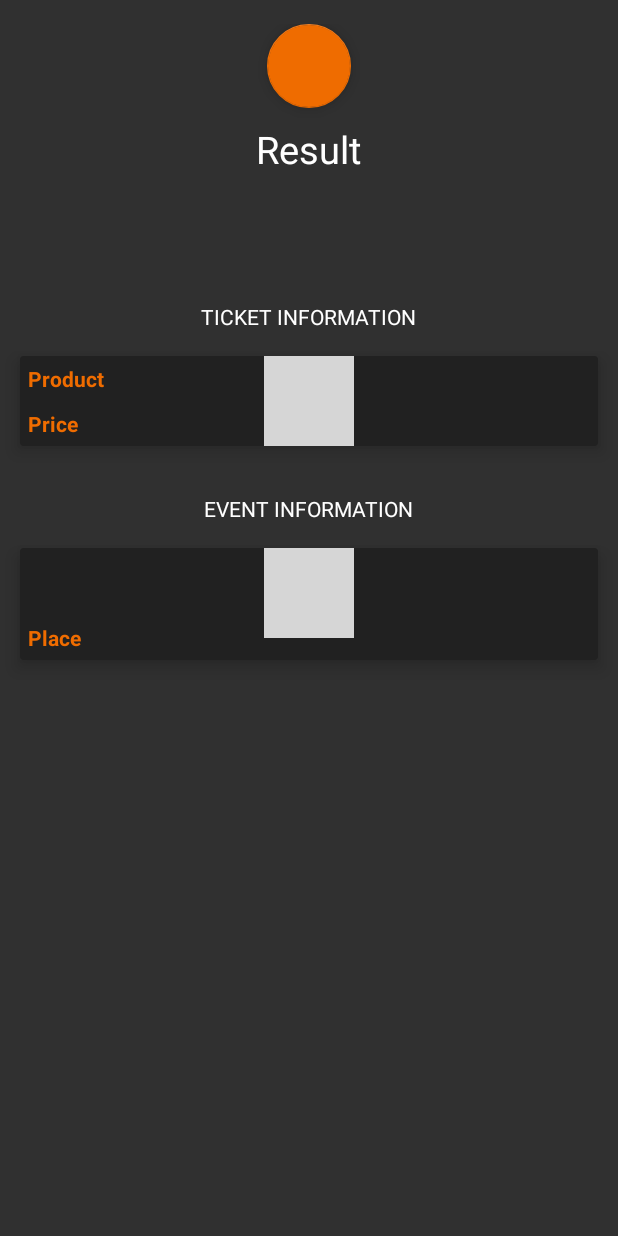
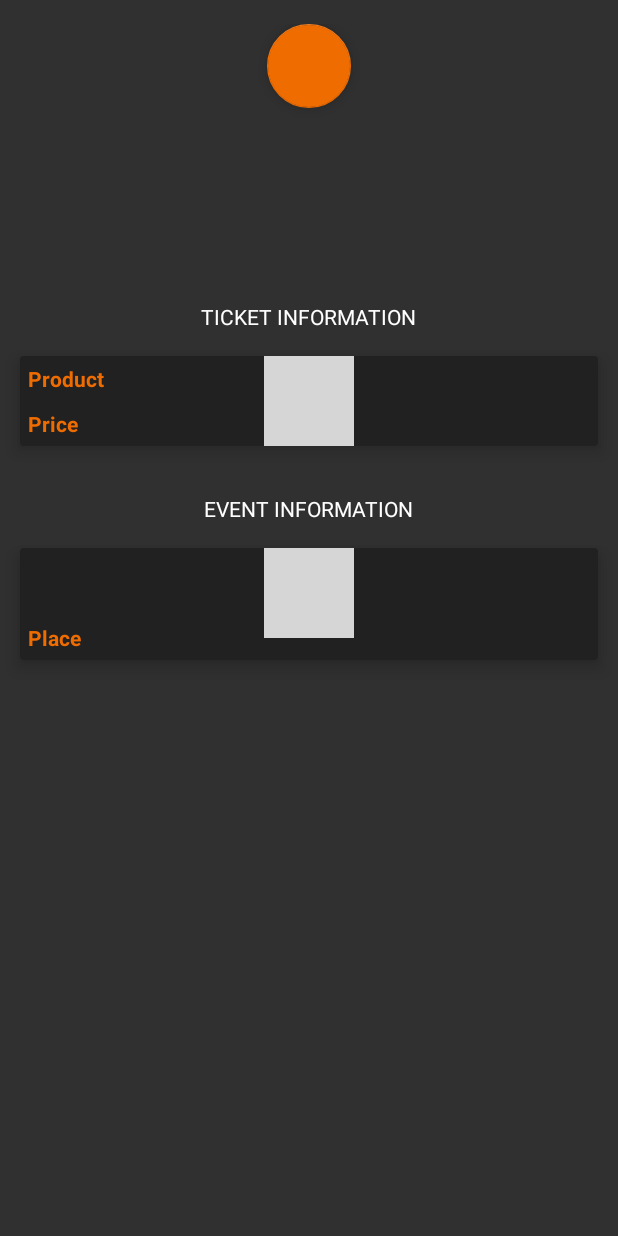
Before and after one commit to Fifoxy/groom-android, an Android app: the layout result_fragment.xml on its own in the app's theme, with its tools: preview values and no code run, on a phone screen of 412 x 824 dp. Run offline under Robolectric (Android 15) with nearby library versions, the phone set to English and light mode, and no system bars; plain views replace RotateLoading; network calls fail; grey boxes are pictures that could not be loaded.

Commit message:
String refacto + fab handler

```diff
--- a/app/src/main/java/com/hufi/taxmanreader/GroomApplication.java
+++ b/app/src/main/java/com/hufi/taxmanreader/GroomApplication.java
@@ -154,12 +154,12 @@ public class GroomApplication extends Application {
                 }
 
                 realm.commitTransaction();
-                Toast.makeText(GroomApplication.getContext(), "Synchronization complete", Toast.LENGTH_LONG).show();
+                Toast.makeText(GroomApplication.getContext(), getString(R.string.sync_success), Toast.LENGTH_LONG).show();
             }
 
             @Override
             public void onFailure(Call<List<Event>> call, Throwable throwable) {
-                Toast.makeText(GroomApplication.getContext(), "Synchronization failed", Toast.LENGTH_LONG).show();
+                Toast.makeText(GroomApplication.getContext(), getString(R.string.sync_failed), Toast.LENGTH_LONG).show();
             }
         });
     }
--- a/app/src/main/res/layout/content_main.xml
+++ b/app/src/main/res/layout/content_main.xml
@@ -70,7 +70,6 @@
                         android:textColor="@color/whiteText"
                         android:hint="@string/ticket_id"
                         android:textColorHint="@color/whiteText"
-                        android:ellipsize="start"
                         android:id="@+id/ID_text"
                         android:layout_gravity="center" />
 
--- a/app/src/main/res/layout/result_fragment.xml
+++ b/app/src/main/res/layout/result_fragment.xml
@@ -18,7 +18,6 @@
     <TextView
         android:layout_width="wrap_content"
         android:layout_height="wrap_content"
-        android:text="@string/scanner_result"
         android:id="@+id/status"
         android:textColor="#ffffff"
         android:layout_marginTop="10dp"
@@ -46,8 +45,7 @@
             android:layout_height="wrap_content"
             android:id="@+id/firstname"
             android:textColor="#ffffff"
-            android:paddingEnd="3dp"
-            android:paddingStart="1dp"
+            android:paddingRight="5dp"
             android:textSize="25sp"/>
 
         <TextView
@@ -55,8 +53,7 @@
             android:layout_height="wrap_content"
             android:id="@+id/lastname"
             android:textColor="#ffffff"
-            android:paddingStart="3dp"
-            android:paddingEnd="1dp"
+            android:paddingLeft="5dp"
             android:textSize="25sp"/>
 
     </LinearLayout>
--- a/app/src/main/res/values/strings.xml
+++ b/app/src/main/res/values/strings.xml
@@ -19,6 +19,11 @@
     <string name="isconnected">Log as</string>
     <string name="connected">Connected</string>
     <string name="notconnected">You are not logged in</string>
+
+    <string name="sync_success">Synchronization complete</string>
+    <string name="sync_failed">Synchronization failed</string>
+
+    <string name="verif_failed">Verification failed (not connected)</string>
 
     <!-- PUBLIC KEY -->
     <string name="public_key">MFkwEwYHKoZIzj0CAQYIKoZIzj0DAQcDQgAEASezeQmkN3NVL6PcfGXv0lkftLh0
@@ -49,6 +54,7 @@
     <string name="scanner_result">Result</string>
     <string name="scanner_manual">Manual</string>
     <string name="access_granted">Access granted</string>
+    <string name="access_unchecked">Access unchecked</string>
     <string name="access_denied">Access denied</string>
     <string name="lastname">Lastname</string>
     <string name="firstname">Firstname</string>
```
Also changed, not shown: app/src/main/java/com/hufi/taxmanreader/fragments/ResultFragment.java (+14 -6 lines), 1 other file.
